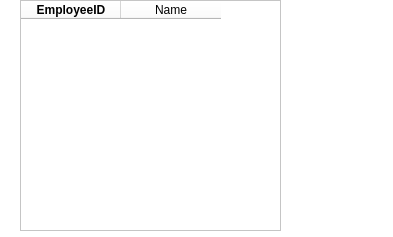
The window that TeamOOPS_cuNICS/employeelist.ui (MA-Repos/cuNICS) describes before a commit, drawn with Qt 5.
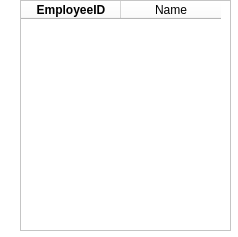
The same window after the commit.

```diff
--- a/TeamOOPS_cuNICS/employeelist.ui
+++ b/TeamOOPS_cuNICS/employeelist.ui
@@ -6,7 +6,7 @@
    <rect>
     <x>0</x>
     <y>0</y>
-    <width>393</width>
+    <width>238</width>
     <height>237</height>
    </rect>
   </property>
@@ -27,7 +27,7 @@
     <rect>
      <x>20</x>
      <y>0</y>
-     <width>261</width>
+     <width>211</width>
      <height>231</height>
     </rect>
    </property>
```
